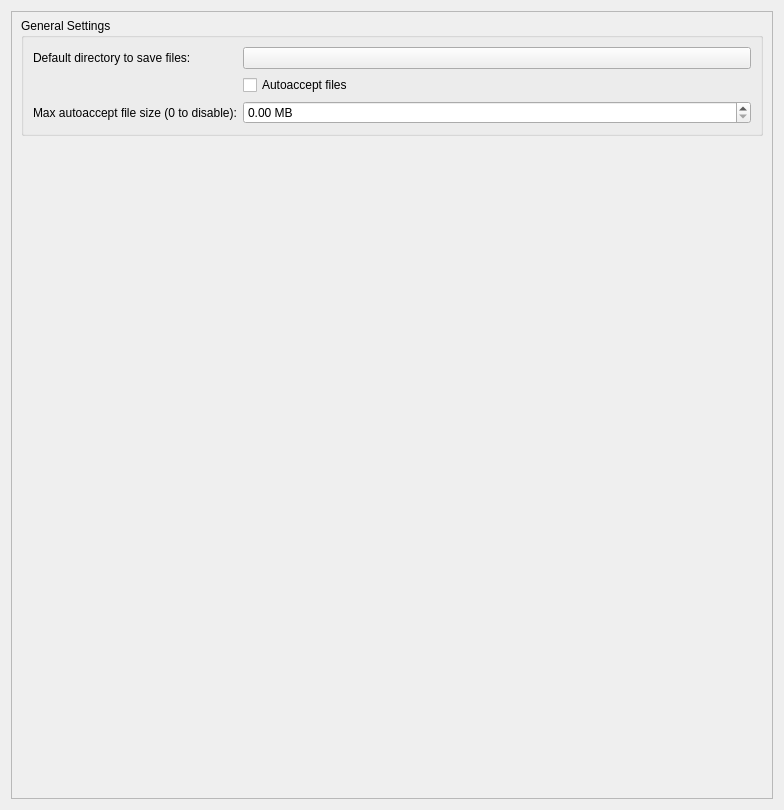
Above: src/modules/im/src/widget/form/settings/StorageSettingsForm.ui from okstar-org/ok-msg-desktop before the change. Below: the same form after it.
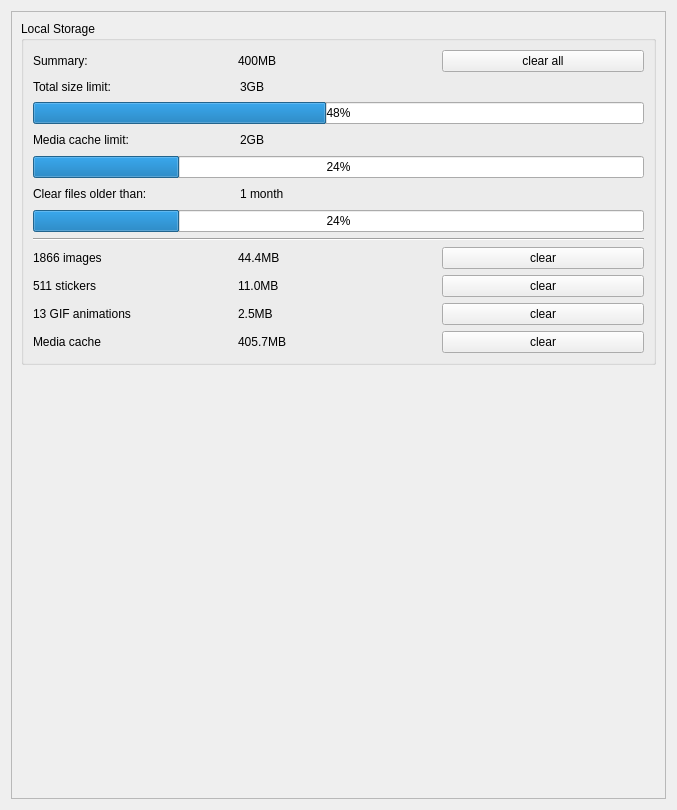
That is the form after the change. Custom widgets are drawn as their Qt base class.

Commit message: 修改存储设置UI界面

```diff
--- a/src/modules/im/src/widget/form/settings/StorageSettingsForm.ui
+++ b/src/modules/im/src/widget/form/settings/StorageSettingsForm.ui
@@ -18,14 +18,14 @@
    <rect>
     <x>0</x>
     <y>0</y>
-    <width>784</width>
+    <width>677</width>
     <height>810</height>
    </rect>
   </property>
   <property name="windowTitle">
    <string notr="true">Form</string>
   </property>
-  <layout class="QGridLayout" name="gridLayout">
+  <layout class="QGridLayout" name="gridLayout_3">
    <item row="0" column="0">
     <widget class="ok::base::VerticalOnlyScroller" name="scrollArea_2">
      <property name="widgetResizable">
@@ -35,32 +35,48 @@
       <set>Qt::AlignLeading|Qt::AlignLeft|Qt::AlignTop</set>
      </property>
      <widget class="QWidget" name="scrollAreaWidgetContents_2">
-      <layout class="QVBoxLayout" name="verticalLayout_5" stretch="0,0">
-       <property name="spacing">
-        <number>32</number>
-       </property>
-       <property name="topMargin">
-        <number>6</number>
-       </property>
+      <property name="geometry">
+       <rect>
+        <x>0</x>
+        <y>0</y>
+        <width>657</width>
+        <height>790</height>
+       </rect>
+      </property>
+      <layout class="QGridLayout" name="gridLayout_2">
+       <item row="0" column="0">
+        <layout class="QVBoxLayout" name="verticalLayout_7">
        <item>
         <widget class="QGroupBox" name="generalGroup">
          <property name="title">
-          <string>General Settings</string>
-         </property>
-         <layout class="QVBoxLayout" name="verticalLayout_3">
-          <item>
-           <layout class="QFormLayout" name="formLayout_3">
-            <property name="leftMargin">
-             <number>0</number>
-            </property>
+            <string>Local Storage</string>
+           </property>
+           <layout class="QGridLayout" name="gridLayout">
             <item row="0" column="0">
+             <layout class="QVBoxLayout" name="verticalLayout_6">
+              <item>
+               <layout class="QVBoxLayout" name="verticalLayout_5">
+                <item>
+                 <layout class="QHBoxLayout" name="horizontalLayout_2" stretch="2,1">
+                  <item>
+                   <layout class="QHBoxLayout" name="horizontalLayout">
+                    <item>
              <widget class="QLabel" name="label">
               <property name="text">
-               <string>Default directory to save files:</string>
+                       <string>Summary:</string>
               </property>
              </widget>
             </item>
-            <item row="0" column="1">
+                    <item>
+                     <widget class="QLabel" name="label_2">
+                      <property name="text">
+                       <string>400MB</string>
+                      </property>
+                     </widget>
+                    </item>
+                   </layout>
+                  </item>
+                  <item>
              <widget class="QPushButton" name="autoSaveFilesDir">
               <property name="sizePolicy">
                <sizepolicy hsizetype="Expanding" vsizetype="Fixed">
@@ -71,32 +87,282 @@
               <property name="toolTip">
                <string>Set where files will be saved.</string>
               </property>
-             </widget>
-            </item>
-            <item row="2" column="0">
-             <widget class="QLabel" name="maxAutoAcceptSizeLabel">
+                    <property name="text">
+                     <string>clear all</string>
+                    </property>
+                   </widget>
+                  </item>
+                 </layout>
+                </item>
+                <item>
+                 <layout class="QVBoxLayout" name="verticalLayout" stretch="0,0">
+                  <item>
+                   <layout class="QHBoxLayout" name="horizontalLayout_5" stretch="2,1">
+                    <item>
+                     <layout class="QHBoxLayout" name="horizontalLayout_3">
+                      <item>
+                       <widget class="QLabel" name="label_3">
               <property name="text">
-               <string>Max autoaccept file size (0 to disable):</string>
+                         <string>Total size limit:</string>
               </property>
              </widget>
             </item>
-            <item row="2" column="1">
-             <widget class="QDoubleSpinBox" name="maxAutoAcceptSizeMB">
-              <property name="suffix">
-               <string> MB</string>
+                      <item>
+                       <widget class="QLabel" name="label_4">
+                        <property name="text">
+                         <string>3GB</string>
               </property>
              </widget>
             </item>
-            <item row="1" column="1">
-             <widget class="QCheckBox" name="autoacceptFiles">
-              <property name="toolTip">
-               <string comment="autoaccept cb tooltip">You can set this on a per-friend basis by right clicking them.
-               </string>
-              </property>
+                     </layout>
+                    </item>
+                    <item>
+                     <spacer name="horizontalSpacer">
+                      <property name="orientation">
+                       <enum>Qt::Horizontal</enum>
+                      </property>
+                      <property name="sizeHint" stdset="0">
+                       <size>
+                        <width>40</width>
+                        <height>18</height>
+                       </size>
+                      </property>
+                     </spacer>
+                    </item>
+                   </layout>
+                  </item>
+                  <item>
+                   <widget class="QProgressBar" name="progressBar">
+                    <property name="maximum">
+                     <number>50</number>
+                    </property>
+                    <property name="value">
+                     <number>24</number>
+                    </property>
+                   </widget>
+                  </item>
+                 </layout>
+                </item>
+                <item>
+                 <layout class="QVBoxLayout" name="verticalLayout_2">
+                  <item>
+                   <layout class="QHBoxLayout" name="horizontalLayout_7" stretch="2,1">
+                    <item>
+                     <layout class="QHBoxLayout" name="horizontalLayout_6">
+                      <item>
+                       <widget class="QLabel" name="label_5">
               <property name="text">
-               <string>Autoaccept files</string>
-              </property>
-             </widget>
+                         <string>Media cache limit:</string>
+                        </property>
+                       </widget>
+                      </item>
+                      <item>
+                       <widget class="QLabel" name="label_6">
+                        <property name="text">
+                         <string>2GB</string>
+                        </property>
+                       </widget>
+                      </item>
+                     </layout>
+                    </item>
+                    <item>
+                     <spacer name="horizontalSpacer_2">
+                      <property name="orientation">
+                       <enum>Qt::Horizontal</enum>
+                      </property>
+                      <property name="sizeHint" stdset="0">
+                       <size>
+                        <width>40</width>
+                        <height>20</height>
+                       </size>
+                      </property>
+                     </spacer>
+                    </item>
+                   </layout>
+                  </item>
+                  <item>
+                   <widget class="QProgressBar" name="progressBar_2">
+                    <property name="value">
+                     <number>24</number>
+                    </property>
+                   </widget>
+                  </item>
+                 </layout>
+                </item>
+                <item>
+                 <layout class="QVBoxLayout" name="verticalLayout_3">
+                  <item>
+                   <layout class="QHBoxLayout" name="horizontalLayout_9" stretch="2,1">
+                    <item>
+                     <layout class="QHBoxLayout" name="horizontalLayout_8">
+                      <item>
+                       <widget class="QLabel" name="label_7">
+                        <property name="text">
+                         <string>Clear files older than:</string>
+                        </property>
+                       </widget>
+                      </item>
+                      <item>
+                       <widget class="QLabel" name="label_8">
+                        <property name="text">
+                         <string>1 month</string>
+                        </property>
+                       </widget>
+                      </item>
+                     </layout>
+                    </item>
+                    <item>
+                     <spacer name="horizontalSpacer_3">
+                      <property name="orientation">
+                       <enum>Qt::Horizontal</enum>
+                      </property>
+                      <property name="sizeHint" stdset="0">
+                       <size>
+                        <width>40</width>
+                        <height>20</height>
+                       </size>
+                      </property>
+                     </spacer>
+                    </item>
+                   </layout>
+                  </item>
+                  <item>
+                   <widget class="QProgressBar" name="progressBar_3">
+                    <property name="value">
+                     <number>24</number>
+                    </property>
+                   </widget>
+                  </item>
+                 </layout>
+                </item>
+               </layout>
+              </item>
+              <item>
+               <widget class="Line" name="line">
+                <property name="orientation">
+                 <enum>Qt::Horizontal</enum>
+                </property>
+               </widget>
+              </item>
+              <item>
+               <layout class="QVBoxLayout" name="verticalLayout_4">
+                <item>
+                 <layout class="QHBoxLayout" name="horizontalLayout_14" stretch="2,1">
+                  <item>
+                   <layout class="QHBoxLayout" name="horizontalLayout_10">
+                    <item>
+                     <widget class="QLabel" name="label_9">
+                      <property name="text">
+                       <string>1866 images</string>
+                      </property>
+                     </widget>
+                    </item>
+                    <item>
+                     <widget class="QLabel" name="label_13">
+                      <property name="text">
+                       <string>44.4MB</string>
+                      </property>
+                     </widget>
+                    </item>
+                   </layout>
+                  </item>
+                  <item>
+                   <widget class="QPushButton" name="pushButton">
+                    <property name="text">
+                     <string>clear</string>
+                    </property>
+                   </widget>
+                  </item>
+                 </layout>
+                </item>
+                <item>
+                 <layout class="QHBoxLayout" name="horizontalLayout_15" stretch="2,1">
+                  <item>
+                   <layout class="QHBoxLayout" name="horizontalLayout_11">
+                    <item>
+                     <widget class="QLabel" name="label_10">
+                      <property name="text">
+                       <string>511 stickers</string>
+                      </property>
+                     </widget>
+                    </item>
+                    <item>
+                     <widget class="QLabel" name="label_14">
+                      <property name="text">
+                       <string>11.0MB</string>
+                      </property>
+                     </widget>
+                    </item>
+                   </layout>
+                  </item>
+                  <item>
+                   <widget class="QPushButton" name="pushButton_2">
+                    <property name="text">
+                     <string>clear</string>
+                    </property>
+                   </widget>
+                  </item>
+                 </layout>
+                </item>
+                <item>
+                 <layout class="QHBoxLayout" name="horizontalLayout_16" stretch="2,1">
+                  <item>
+                   <layout class="QHBoxLayout" name="horizontalLayout_12">
+                    <item>
+                     <widget class="QLabel" name="label_11">
+                      <property name="text">
+                       <string>13 GIF animations</string>
+                      </property>
+                     </widget>
+                    </item>
+                    <item>
+                     <widget class="QLabel" name="label_15">
+                      <property name="text">
+                       <string>2.5MB</string>
+                      </property>
+                     </widget>
+                    </item>
+                   </layout>
+                  </item>
+                  <item>
+                   <widget class="QPushButton" name="pushButton_3">
+                    <property name="text">
+                     <string>clear</string>
+                    </property>
+                   </widget>
+                  </item>
+                 </layout>
+                </item>
+                <item>
+                 <layout class="QHBoxLayout" name="horizontalLayout_17" stretch="2,1">
+                  <item>
+                   <layout class="QHBoxLayout" name="horizontalLayout_13">
+                    <item>
+                     <widget class="QLabel" name="label_12">
+                      <property name="text">
+                       <string>Media cache</string>
+                      </property>
+                     </widget>
+                    </item>
+                    <item>
+                     <widget class="QLabel" name="label_16">
+                      <property name="text">
+                       <string>405.7MB</string>
+                      </property>
+                     </widget>
+                    </item>
+                   </layout>
+                  </item>
+                  <item>
+                   <widget class="QPushButton" name="pushButton_4">
+                    <property name="text">
+                     <string>clear</string>
+                    </property>
+                   </widget>
+                  </item>
+                 </layout>
+                </item>
+               </layout>
             </item>
            </layout>
           </item>
@@ -115,6 +381,8 @@
           </size>
          </property>
         </spacer>
+         </item>
+        </layout>
        </item>
       </layout>
      </widget>
```
Left out of the diff: 12 changed lines with no effect on the pictures. Lines whose indentation alone changed are shown as unchanged. The commit also changes 1 other file.
